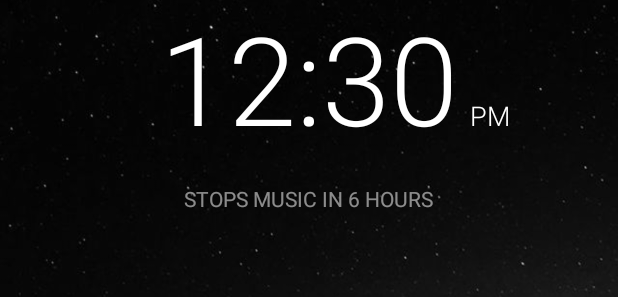
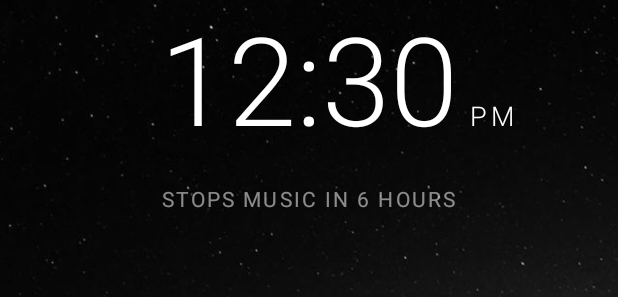
Before and after one commit to jtymburski/drift-off-java, an Android app: the layout activity_home.xml on its own in the app's theme, with its tools: preview values and no code run, on a phone screen of 412 x 824 dp. Shown: the part 334-631 px from the top of the screen. Run offline under Robolectric (Android 15) with nearby library versions, the phone set to English and light mode, and no system bars.

Commit message:
Text formatting and spacing changes

```diff
--- a/app/src/main/java/com/jordantymburski/driftoff/HomeActivity.java
+++ b/app/src/main/java/com/jordantymburski/driftoff/HomeActivity.java
@@ -238,7 +238,8 @@ public class HomeActivity extends Activity
             mTextPeriod.setText(null);
         } else {
             mTextTime.setText(DateFormat.format("h:mm", alarmTime));
-            mTextPeriod.setText(DateFormat.format("a", alarmTime));
+            mTextPeriod.setText(DateFormat.format("a", alarmTime).toString()
+                    .replace(".", ""));
         }
     }
 }
--- a/app/src/main/res/layout/activity_home.xml
+++ b/app/src/main/res/layout/activity_home.xml
@@ -32,6 +32,7 @@
             android:layout_marginStart="8dp"
             android:layout_toEndOf="@+id/time_text"
             android:fontFamily="sans-serif-light"
+            android:letterSpacing="0.15"
             android:textAllCaps="true"
             android:textColor="@android:color/white"
             android:textSize="18sp"
@@ -44,6 +45,7 @@
             android:layout_below="@+id/time_text"
             android:layout_centerHorizontal="true"
             android:layout_marginTop="16dp"
+            android:letterSpacing="0.1"
             android:textAllCaps="true"
             android:textColor="@color/textActive"
             tools:text="Stops music in 6 hours" />
```
